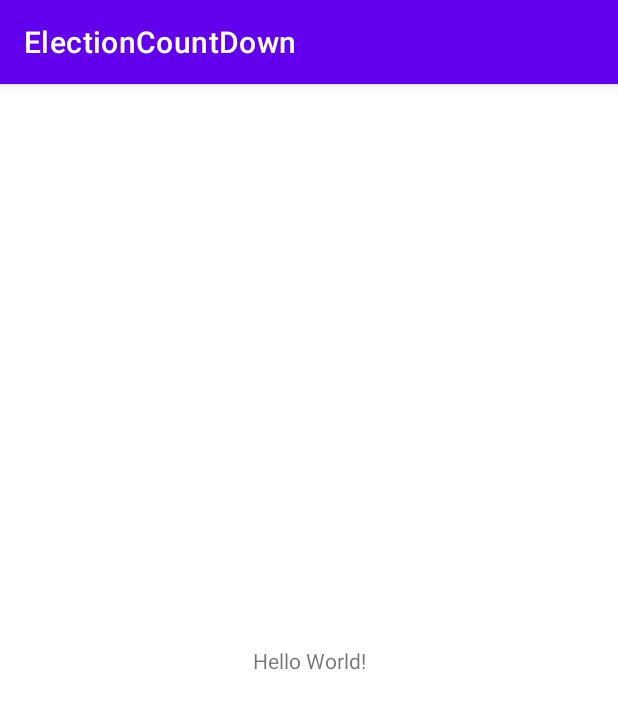
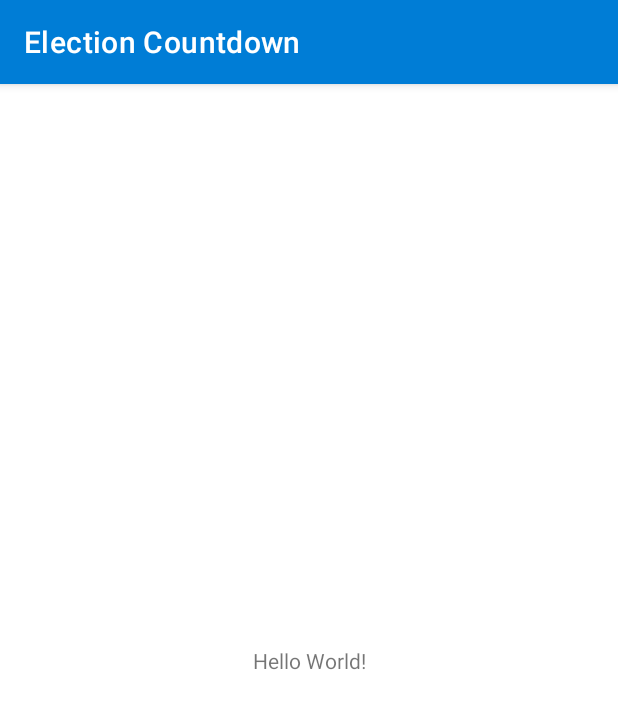
Before and after one commit to Burak-Tasci/ElectionCountDown, an Android app: the screen it shows after launch (MainActivity), on a phone screen of 412 x 824 dp. Shown: the top 709 px of the screen. Run offline under Robolectric (Android 15) with nearby library versions, the phone set to English and light mode, and no system bars.

Commit message:
update | res files

```diff
--- a/app/src/main/res/values/colors.xml
+++ b/app/src/main/res/values/colors.xml
@@ -7,4 +7,9 @@
     <color name="teal_700">#FF018786</color>
     <color name="black">#FF000000</color>
     <color name="white">#FFFFFFFF</color>
+
+
+    <!-- Theme Colors !-->
+
+    <color name="blue">#007DD6</color>
 </resources>
--- /dev/null
+++ b/app/src/main/res/values/dimens.xml
@@ -0,0 +1,5 @@
+<?xml version="1.0" encoding="utf-8"?>
+<resources>
+    <dimen name="progressbar_margin">32dp</dimen>
+    <dimen name="fab_margin">16dp</dimen>
+</resources>
--- a/app/src/main/res/values/strings.xml
+++ b/app/src/main/res/values/strings.xml
@@ -1,3 +1,4 @@
 <resources>
-    <string name="app_name">ElectionCountDown</string>
+    <string name="app_name">Election Countdown</string>
+    <string name="settings">Settings</string>
 </resources>
--- a/app/src/main/res/values/themes.xml
+++ b/app/src/main/res/values/themes.xml
@@ -2,7 +2,7 @@
     <!-- Base application theme. -->
     <style name="Theme.ElectionCountDown" parent="Theme.MaterialComponents.DayNight.DarkActionBar">
         <!-- Primary brand color. -->
-        <item name="colorPrimary">@color/purple_500</item>
+        <item name="colorPrimary">@color/blue</item>
         <item name="colorPrimaryVariant">@color/purple_700</item>
         <item name="colorOnPrimary">@color/white</item>
         <!-- Secondary brand color. -->
```
Also changed, not shown: app/src/main/res/values/styles.xml (added, +10 -0 lines).
